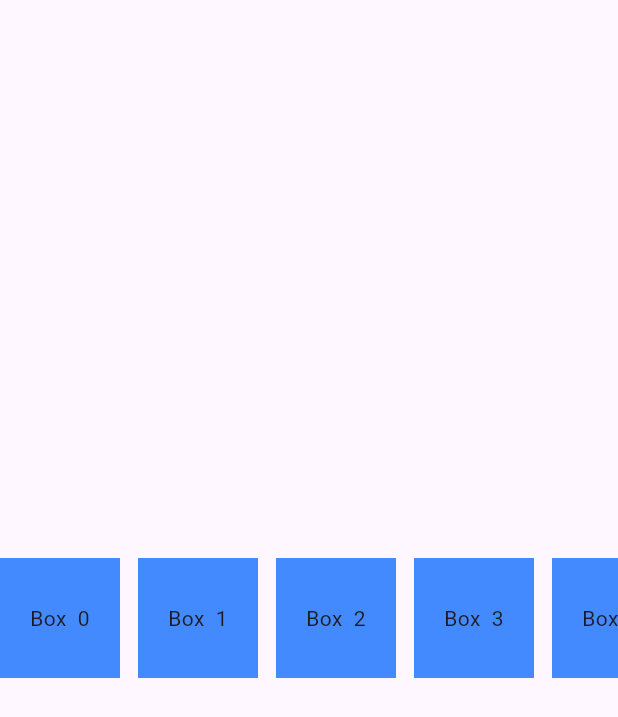
After one commit to amitsunil75/flutter_examples, a Flutter app: the ListvieweXampleFlutter screen opened directly, on a phone screen of 412 x 824 dp. The commit adds this screen. Shown: the top 717 px of the screen. Run offline on Flutter 3.47's test engine with Material 3 defaults, Android fonts, the light colour scheme and no system bars.

Commit message:
draggable scrollable list  view new

```diff
--- /dev/null
+++ b/lib/flutter_examples/listview_examples/list_view_example.dart
@@ -0,0 +1,29 @@
+import 'package:flutter/material.dart';
+
+class ListvieweXampleFlutter extends StatefulWidget {
+  const ListvieweXampleFlutter({super.key});
+
+  @override
+  State<ListvieweXampleFlutter> createState() => _ListvieweXampleFlutterState();
+}
+
+class _ListvieweXampleFlutterState extends State<ListvieweXampleFlutter> {
+  @override
+  Widget build(BuildContext context) {
+    return Scaffold(
+      body:ListView(
+        addAutomaticKeepAlives: true,
+        cacheExtent: 20,
+        addRepaintBoundaries: true,
+        physics: BouncingScrollPhysics(),
+        scrollDirection: Axis.horizontal,
+        children:List.generate(20, (index)=>Row(
+          children: [
+            Container(width: 80,height:80 ,color: Colors.blueAccent,child: Center(child: Text('Box  $index'),),),
+             const SizedBox(width: 12), // Space between ite
+          ],
+        ))
+      )
+    );
+  }
+}
```
Also changed, not shown: lib/flutter_examples/list_from_data_source/components_source/heading_item.dart (added, +27 -0 lines), lib/flutter_examples/list_from_data_source/list_from_data_source.dart (+20 -1 lines), lib/flutter_examples/listview_examples/draggable_scrollable_sheet_exqample.dart (added, +26 -0 lines), lib/flutter_examples/listview_examples/list_view_seperator_example.dart (added, +22 -0 lines), lib/flutter_examples/scrollbar_example/scrollbar_exmple.dart (added, +73 -0 lines), lib/flutter_examples/spaced_item_list_problem/spaced_item_list.dart (added, +39 -0 lines), lib/main.dart (+7 -1 lines).
